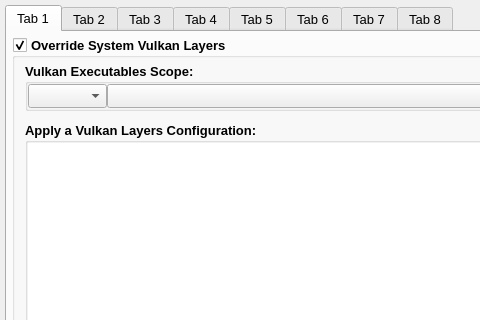
Qt form vkconfig_gui/mainwindow.ui (LunarG/VulkanTools) before a commit; both pictures show x 0 to 480 and y 0 to 320 of the 1024 by 720 pixel window.
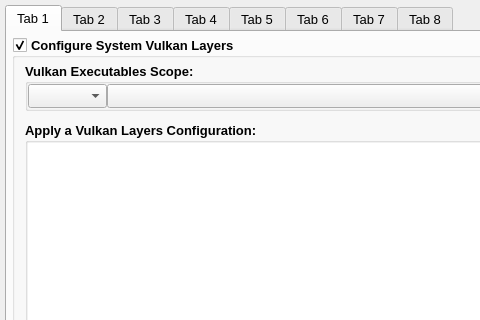
The same form after that commit. The open tabs and pages were chosen to show the change. Icons and pictures are not drawn.

Commit message: vkconfig: Add Vulkan Drivers override mode for no physical device

What changed in the file:
```diff
--- a/vkconfig_gui/mainwindow.ui
+++ b/vkconfig_gui/mainwindow.ui
@@ -132,7 +132,7 @@
            <string>Control the Vulkan  Layers used by running Vulkan applications</string>
           </property>
           <property name="title">
-           <string>Override System Vulkan Layers</string>
+           <string>Configure System Vulkan Layers</string>
           </property>
           <property name="checkable">
            <bool>true</bool>
```
Left out of the diff: 11 changed lines with no effect on the pictures. The commit also changes 47 other files.
